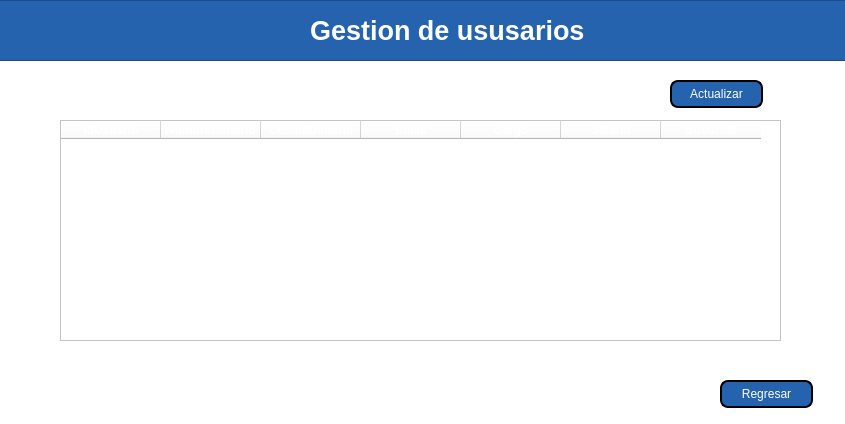
MiguelFVasquez/ProyectoDB, file views/VerUsuarios.ui: the form before one commit.
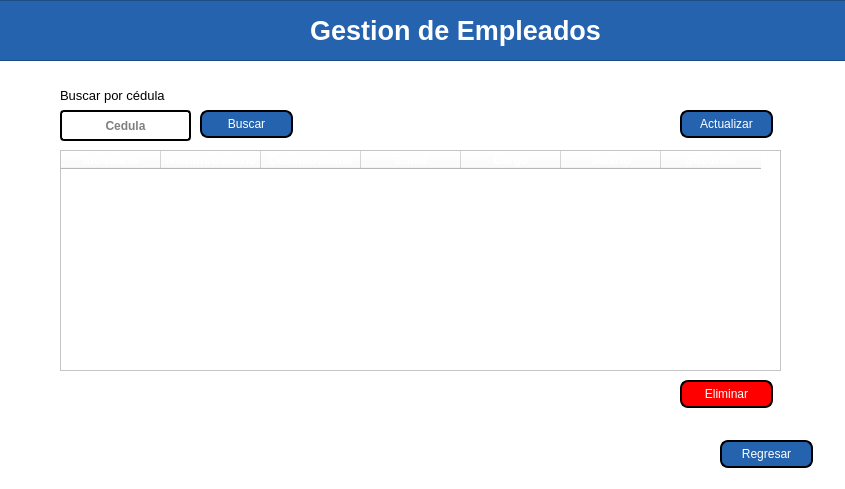
The form after the commit.

Commit message: Se implementan las ayudas para admin y eliminar usuarios

The edit to the form file:
```diff
--- a/views/VerUsuarios.ui
+++ b/views/VerUsuarios.ui
@@ -7,7 +7,7 @@
     <x>0</x>
     <y>0</y>
     <width>845</width>
-    <height>424</height>
+    <height>489</height>
    </rect>
   </property>
   <property name="windowTitle">
@@ -21,7 +21,7 @@
     <property name="geometry">
      <rect>
       <x>60</x>
-      <y>120</y>
+      <y>150</y>
       <width>721</width>
       <height>221</height>
      </rect>
@@ -243,8 +243,8 @@
    <widget class="QPushButton" name="btnActualizar">
     <property name="geometry">
      <rect>
-      <x>670</x>
-      <y>80</y>
+      <x>680</x>
+      <y>110</y>
       <width>93</width>
       <height>28</height>
      </rect>
@@ -267,7 +267,7 @@
     <property name="geometry">
      <rect>
       <x>720</x>
-      <y>380</y>
+      <y>440</y>
       <width>93</width>
       <height>28</height>
      </rect>
@@ -321,7 +321,7 @@
       <rect>
        <x>430</x>
        <y>10</y>
-       <width>361</width>
+       <width>371</width>
        <height>41</height>
       </rect>
      </property>
@@ -542,10 +542,118 @@
 background-color: rgba(0, 0, 0, 0);</string>
      </property>
      <property name="text">
-      <string>Gestion de ususarios</string>
+      <string>Gestion de Empleados</string>
      </property>
     </widget>
    </widget>
+   <widget class="QPushButton" name="btnEliminar">
+    <property name="geometry">
+     <rect>
+      <x>680</x>
+      <y>380</y>
+      <width>93</width>
+      <height>28</height>
+     </rect>
+    </property>
+    <property name="cursor">
+     <cursorShape>PointingHandCursor</cursorShape>
+    </property>
+    <property name="styleSheet">
+     <string notr="true">color: rgb(255, 255, 255);
+background-color: rgb(255, 0, 0);
+border: 2px solid rgb(0,0,0);
+border-radius:8px
+</string>
+    </property>
+    <property name="text">
+     <string>Eliminar</string>
+    </property>
+   </widget>
+   <widget class="QPushButton" name="btnBuscar">
+    <property name="geometry">
+     <rect>
+      <x>200</x>
+      <y>110</y>
+      <width>93</width>
+      <height>28</height>
+     </rect>
+    </property>
+    <property name="cursor">
+     <cursorShape>PointingHandCursor</cursorShape>
+    </property>
+    <property name="styleSheet">
+     <string notr="true">color: rgb(255, 255, 255);
+background-color: rgb(37, 99, 175);
+border: 2px solid rgb(0,0,0);
+border-radius:8px
+</string>
+    </property>
+    <property name="text">
+     <string>Buscar</string>
+    </property>
+   </widget>
+   <widget class="QLabel" name="lblEntidades">
+    <property name="enabled">
+     <bool>false</bool>
+    </property>
+    <property name="geometry">
+     <rect>
+      <x>60</x>
+      <y>80</y>
+      <width>141</width>
+      <height>31</height>
+     </rect>
+    </property>
+    <property name="font">
+     <font>
+      <pointsize>10</pointsize>
+     </font>
+    </property>
+    <property name="styleSheet">
+     <string notr="true">color: rgb(0, 0, 0);
+background-color: rgba(0, 0, 0, 0);
+</string>
+    </property>
+    <property name="text">
+     <string>Buscar por cédula</string>
+    </property>
+   </widget>
+   <widget class="QLineEdit" name="txtCedula">
+    <property name="geometry">
+     <rect>
+      <x>60</x>
+      <y>110</y>
+      <width>131</width>
+      <height>31</height>
+     </rect>
+    </property>
+    <property name="font">
+     <font>
+      <weight>75</weight>
+      <bold>true</bold>
+      <kerning>true</kerning>
+     </font>
+    </property>
+    <property name="styleSheet">
+     <string notr="true">background-color: rgb(255, 255, 255);
+color: rgb(0, 0, 0);
+border: 2px solid rgb(0,0,0);
+border-radius: 4px
+</string>
+    </property>
+    <property name="echoMode">
+     <enum>QLineEdit::Normal</enum>
+    </property>
+    <property name="alignment">
+     <set>Qt::AlignCenter</set>
+    </property>
+    <property name="readOnly">
+     <bool>false</bool>
+    </property>
+    <property name="placeholderText">
+     <string>Cedula</string>
+    </property>
+   </widget>
   </widget>
  </widget>
  <resources/>
```
The commit also changes 70 other files.
